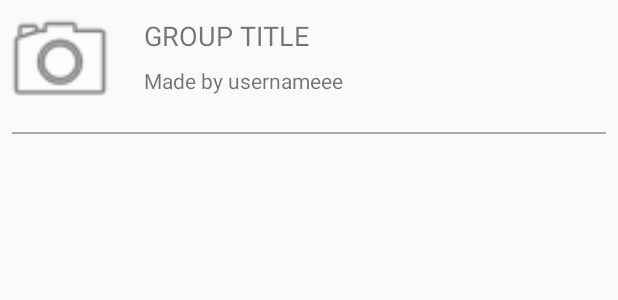
After one commit to javascript-m/AdAstra, an Android app: the layout fragment_group_button.xml on its own in the app's theme, with its tools: preview values and no code run, on a phone screen of 412 x 824 dp. The commit adds this screen. Shown: the top 300 px of the screen. Run offline under Robolectric (Android 15) with nearby library versions, the phone set to English and light mode, and no system bars.

Commit message:
Explore groups Show pre-generated groups with simple data

```diff
--- a/app/src/main/AndroidManifest.xml
+++ b/app/src/main/AndroidManifest.xml
@@ -8,8 +8,8 @@
     <application
         android:allowBackup="true"
         android:icon="@mipmap/app_logo_square"
+        android:label="@string/app_name"
         android:roundIcon="@mipmap/app_logo_round"
-        android:label="@string/app_name"
         android:supportsRtl="true"
         android:theme="@style/AppTheme">
         <activity android:name=".MainActivity">
@@ -24,6 +24,7 @@
         <activity android:name=".AddHabit" />
         <activity android:name=".HomeScreen" />
         <activity android:name=".ChooseHabit" />
+        <activity android:name=".ExploreGroups"></activity>
     </application>
 
 </manifest>
--- a/app/src/main/java/com/ad_astra/maja/adastra/HomeScreen.java
+++ b/app/src/main/java/com/ad_astra/maja/adastra/HomeScreen.java
@@ -55,7 +55,7 @@ public class HomeScreen extends AppCompatActivity {
         viewPager = findViewById(R.id.HS_pager);
         adapter = new FragmentCollectionAdapter(getSupportFragmentManager());
         viewPager.setAdapter(adapter);
-        viewPager.setCurrentItem(0);
+        viewPager.setCurrentItem(2);
     }
 
     public void onClick(View v) {
--- /dev/null
+++ b/app/src/main/res/layout/fragment_group_button.xml
@@ -0,0 +1,70 @@
+<?xml version="1.0" encoding="utf-8"?>
+<android.support.constraint.ConstraintLayout xmlns:android="http://schemas.android.com/apk/res/android"
+    xmlns:app="http://schemas.android.com/apk/res-auto"
+    xmlns:tools="http://schemas.android.com/tools"
+    android:layout_width="match_parent"
+    android:layout_height="wrap_content"
+    tools:context=".GroupButton">
+
+    <!-- TODO: Update blank fragment layout -->
+
+    <ImageView
+        android:id="@+id/FGB_img"
+        android:layout_width="80dp"
+        android:layout_height="80dp"
+        android:src="@android:drawable/ic_menu_camera"
+        app:layout_constraintStart_toStartOf="parent"
+        app:layout_constraintTop_toTopOf="parent" />
+
+    <TextView
+        android:id="@+id/FGB_title"
+        android:layout_width="wrap_content"
+        android:layout_height="wrap_content"
+        android:layout_marginStart="16dp"
+        android:layout_marginTop="11dp"
+        android:text="GROUP TITLE"
+        android:textSize="18sp"
+        app:layout_constraintStart_toEndOf="@+id/FGB_img"
+        app:layout_constraintTop_toTopOf="parent" />
+
+    <TextView
+        android:id="@+id/FGB_desc"
+        android:layout_width="wrap_content"
+        android:layout_height="wrap_content"
+        android:layout_marginStart="16dp"
+        android:layout_marginTop="8dp"
+        android:text="Made by usernameee"
+        app:layout_constraintStart_toEndOf="@+id/FGB_img"
+        app:layout_constraintTop_toBottomOf="@+id/FGB_title" />
+
+    <Button
+        android:id="@+id/FGB_join"
+        android:layout_width="wrap_content"
+        android:layout_height="wrap_content"
+        android:layout_marginBottom="8dp"
+        android:layout_marginEnd="8dp"
+        android:layout_marginTop="8dp"
+        android:background="@drawable/purple_toolbar"
+        android:paddingBottom="5dp"
+        android:paddingLeft="10dp"
+        android:paddingRight="10dp"
+        android:paddingTop="5dp"
+        android:text="JOIN"
+        android:textColor="@android:color/white"
+        android:visibility="invisible"
+        app:layout_constraintBottom_toBottomOf="parent"
+        app:layout_constraintEnd_toEndOf="parent"
+        app:layout_constraintTop_toTopOf="parent" />
+
+    <View
+        android:id="@+id/divider"
+        android:layout_width="0dp"
+        android:layout_height="1dp"
+        android:layout_marginEnd="8dp"
+        android:layout_marginStart="8dp"
+        android:layout_marginTop="8dp"
+        android:background="@android:color/darker_gray"
+        app:layout_constraintEnd_toEndOf="parent"
+        app:layout_constraintStart_toStartOf="parent"
+        app:layout_constraintTop_toBottomOf="@+id/FGB_img" />
+</android.support.constraint.ConstraintLayout>
--- a/app/src/main/res/values/strings.xml
+++ b/app/src/main/res/values/strings.xml
@@ -6,4 +6,7 @@
     <string name="switch_SUtoLI"> <u>Already have an account? Log in.</u> </string>
     <string name="logInTitle">LOG IN</string>
     <string name="signUpTitle">SIGN UP</string>
+
+    <!-- TODO: Remove or change this placeholder text -->
+    <string name="hello_blank_fragment">Hello blank fragment</string>
 </resources>
```
Also changed, not shown: app/src/main/java/com/ad_astra/maja/adastra/ExploreGroups.java (added, +80 -0 lines), app/src/main/java/com/ad_astra/maja/adastra/GroupButton.java (added, +125 -0 lines), app/src/main/java/com/ad_astra/maja/adastra/GroupInfo.java (added, +21 -0 lines), app/src/main/java/com/ad_astra/maja/adastra/GroupsFragment.java (+35 -1 lines), app/src/main/res/layout/activity_explore_groups.xml (added, +37 -0 lines), app/src/main/res/layout/fragment_groups.xml (+73 -5 lines).
